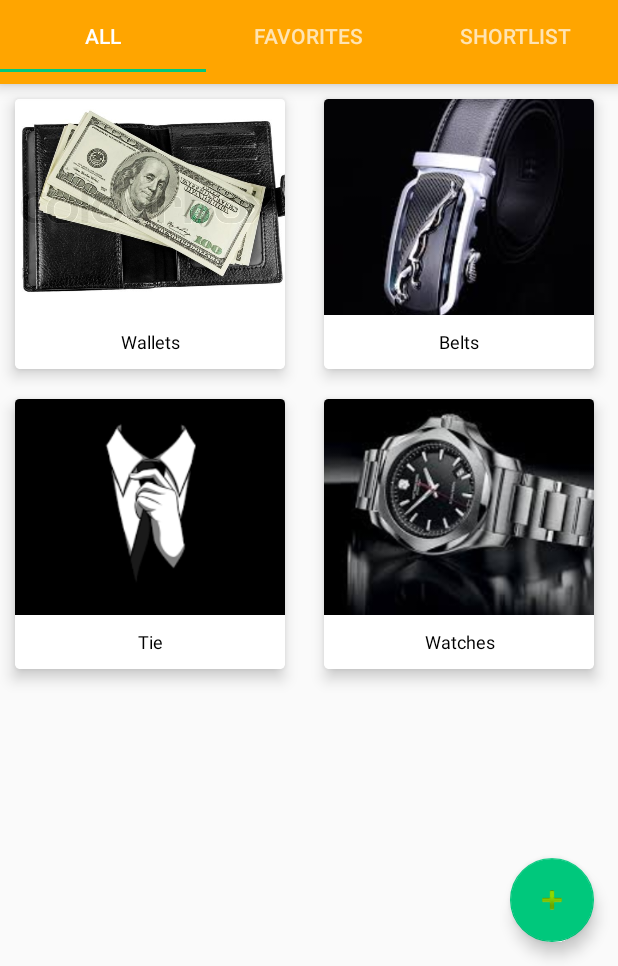
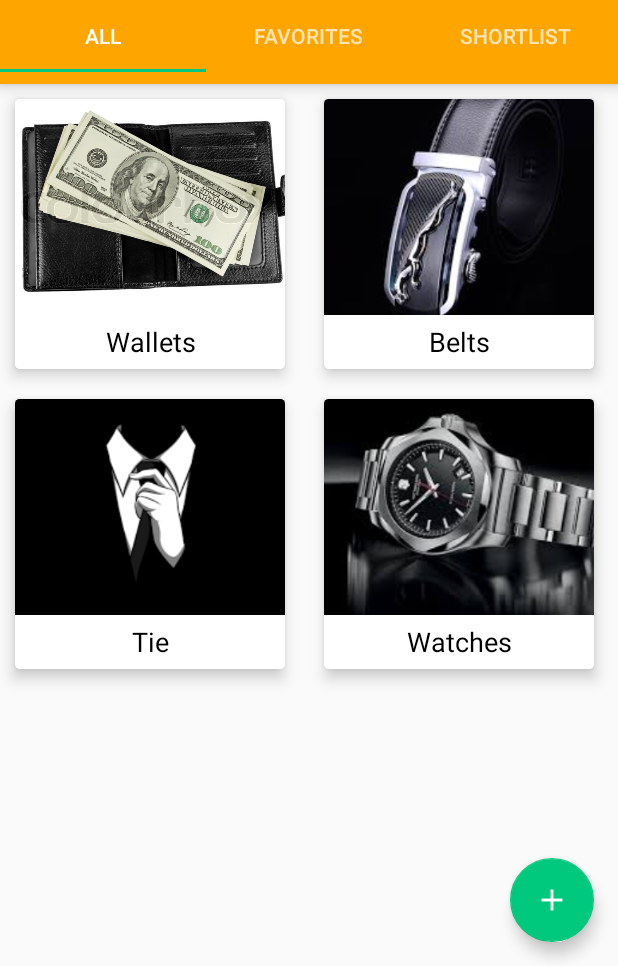
Before and after one commit to shrutikaladha/AccessBox, an Android app: the screen it shows after launch (HomePageActivity), on a phone screen of 412 x 824 dp, the part 270-1236 px from its top. Run offline under Robolectric (Android 15) with nearby library versions, the phone set to English and light mode, and no system bars.

Commit message:
Changed + icon with material design icon

```diff
--- a/app/src/main/java/com/accessbox/category/MainCategoryRecyclerViewHolder.java
+++ b/app/src/main/java/com/accessbox/category/MainCategoryRecyclerViewHolder.java
@@ -23,8 +23,8 @@ public class MainCategoryRecyclerViewHolder extends RecyclerView.ViewHolder impl
     public MainCategoryRecyclerViewHolder(View itemView, Context context) {
         super(itemView);
         itemView.setOnClickListener(this);
-        tvCategoryTitle = (TextView) itemView.findViewById(R.id.tvCategoryTitle);
-        ivCategory = (ImageView) itemView.findViewById(R.id.ivCategory);
+        tvCategoryTitle = (TextView) itemView.findViewById(R.id.tv_category_title);
+        ivCategory = (ImageView) itemView.findViewById(R.id.iv_category);
         mContext = context;
     }
 
--- a/app/src/main/res/layout/activity_home_layout.xml
+++ b/app/src/main/res/layout/activity_home_layout.xml
@@ -65,6 +65,6 @@
         android:layout_height="wrap_content"
         android:layout_gravity="bottom|end"
         android:layout_margin="@dimen/fab_margin"
-        android:src="@android:drawable/ic_input_add" />
+        android:src="@drawable/add" />
 
 </android.support.design.widget.CoordinatorLayout>
--- a/app/src/main/res/layout/activity_sub_category_layout.xml
+++ b/app/src/main/res/layout/activity_sub_category_layout.xml
@@ -79,6 +79,6 @@
         android:layout_height="wrap_content"
         android:layout_gravity="bottom|end"
         android:layout_margin="@dimen/fab_margin"
-        android:src="@android:drawable/ic_input_add" />
+        android:src="@drawable/add" />
 
 </android.support.design.widget.CoordinatorLayout>
--- a/app/src/main/res/layout/main_category_item_layout.xml
+++ b/app/src/main/res/layout/main_category_item_layout.xml
@@ -16,7 +16,7 @@
         android:orientation="vertical">
 
         <ImageView
-            android:id="@+id/ivCategory"
+            android:id="@+id/iv_category"
             android:layout_width="match_parent"
             android:layout_height="match_parent"
             android:layout_weight="0.2"
@@ -24,14 +24,14 @@
             android:scaleType="centerCrop" />
 
         <TextView
-            android:id="@+id/tvCategoryTitle"
+            android:id="@+id/tv_category_title"
             android:layout_width="match_parent"
             android:layout_height="match_parent"
             android:layout_weight="0.8"
             android:gravity="center"
-            android:textSize="12dp"
+            android:textSize="@dimen/font_title_text_size"
             android:text="Watches"
-            android:textColor="#000000"/>
+            android:textColor="@color/main_category_view_title_text_color"/>
 
     </LinearLayout>
 
--- a/app/src/main/res/values/colors.xml
+++ b/app/src/main/res/values/colors.xml
@@ -8,4 +8,5 @@
     <color name="theme_color">#FFA500</color>
     <color name="main_category_text_color">#f5f5f5</color>
     <color name="sub_category_text_color">#EB7757</color>
+    <color name="main_category_view_title_text_color">#000000</color>
 </resources>
```
Also changed, not shown: app/src/main/res/drawable/add.png (added).
